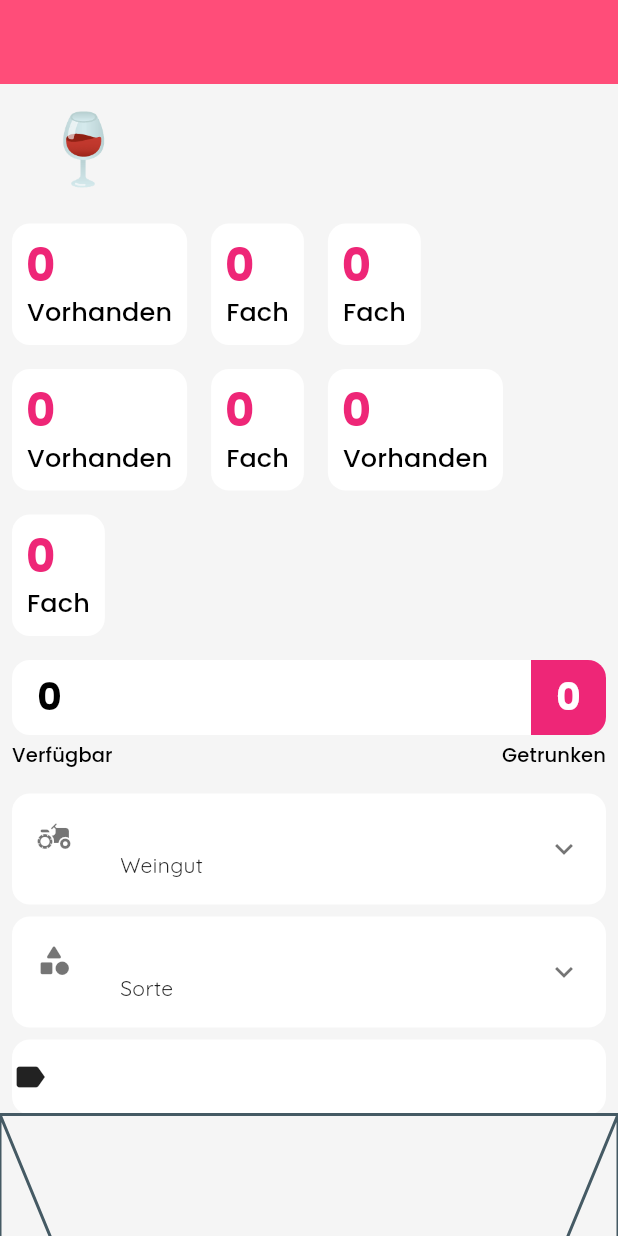
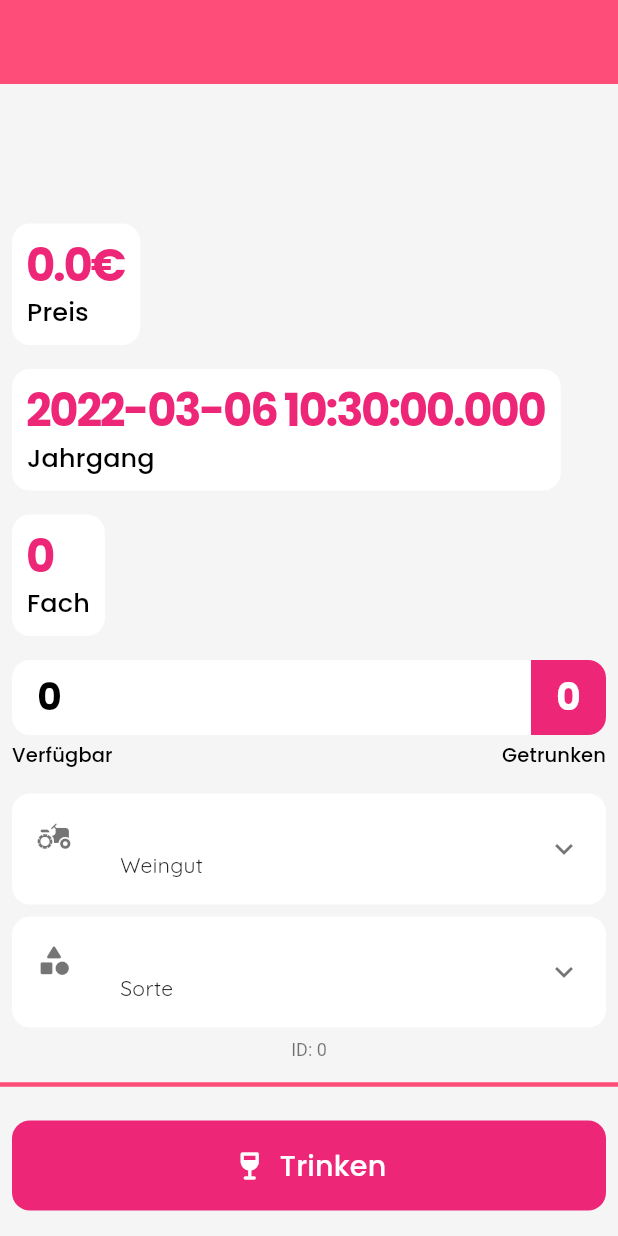
Before and after one commit to felixwollmann/weindb-app, a Flutter app: the WeinPage screen opened directly with empty values, on a phone screen of 412 x 824 dp. Run offline on Flutter 3.47's test engine with Material 2 defaults, Android fonts, the phone set to English and light mode, and no system bars; our stand-ins replace equatable, flutter_bloc, flutter_markdown, google_fonts, hydrated_bloc, shared_preferences; accounts and stored records are empty; network calls fail.

Commit message:
Added ActionButton and cleaned up WeinPage

```diff
--- a/lib/theme/constants.dart
+++ b/lib/theme/constants.dart
@@ -4,9 +4,13 @@ const double kBorderRadius = 12;
 const double kDefaultPadding = 8.0;
 
 /// in milliseconds
+@Deprecated('Use kdAnimation')
 const int kAnimationDuration = 200;
 
 const IconData kiWeinbauer = Icons.agriculture_rounded;
 const IconData kiWein = Icons.wine_bar_rounded;
 const IconData kiRegion = Icons.map_rounded;
 const IconData kiSorte = Icons.category_rounded;
+
+const Duration kdAnimation = Duration(milliseconds: 200);
+const Duration kdActionTimeout = Duration(seconds: 10);
--- a/lib/theme/theme.dart
+++ b/lib/theme/theme.dart
@@ -104,6 +104,8 @@ ThemeData theme(
     onSurface: isDark ? Colors.white : Colors.black,
     onBackground: isDark ? Colors.white : Colors.black,
     onError: Colors.white,
+    tertiary: isDark ? Colors.lightGreen[900] : Colors.lightGreen[700],
+    onTertiary: Colors.white,
   );
 
   // const ColorScheme colorSchemeDark = ColorScheme.dark(
@@ -195,6 +197,10 @@ ThemeData theme(
   );
 
   return ThemeData(
+    dividerTheme: DividerThemeData(
+      color: colorScheme.secondary,
+      thickness: 3,
+    ),
     cardTheme: CardTheme(
       margin: const EdgeInsets.all(0),
       elevation: 0,
--- /dev/null
+++ b/lib/widgets/action_button.dart
@@ -0,0 +1,93 @@
+import 'package:flutter/material.dart';
+import 'package:weindb/theme/constants.dart';
+
+class ActionButton extends StatelessWidget {
+  const ActionButton({
+    Key? key,
+    required this.label,
+    required this.icon,
+    this.state = ActionButtonState.standard,
+    required this.onTap,
+  }) : super(key: key);
+
+  final String label;
+  final IconData icon;
+  final ActionButtonState state;
+  final void Function() onTap;
+
+  @override
+  Widget build(BuildContext context) {
+    var theme = Theme.of(context);
+    var onPrimary = theme.colorScheme.onPrimary;
+    return Padding(
+      padding: const EdgeInsets.all(kDefaultPadding),
+      child: AnimatedContainer(
+        duration: kdAnimation,
+        decoration: BoxDecoration(
+          color: state == ActionButtonState.error
+              ? theme.colorScheme.errorContainer
+              : (state == ActionButtonState.completed)
+                  ? theme.colorScheme.tertiary
+                  : theme.primaryColor,
+          borderRadius: BorderRadius.circular(kBorderRadius),
+        ),
+        height: 60,
+        alignment: Alignment.center,
+        child: Material(
+          type: MaterialType.transparency,
+          child: InkWell(
+            onTap: onTap,
+            borderRadius: BorderRadius.circular(kBorderRadius),
+            child: SizedBox.expand(
+              child: Align(
+                alignment: Alignment.center,
+                child: (state == ActionButtonState.standard)
+                    ? Row(
+                        mainAxisSize: MainAxisSize.min,
+                        children: [
+                          Icon(
+                            icon,
+                            color: theme.colorScheme.onPrimary,
+                          ),
+                          const SizedBox(width: kDefaultPadding),
+                          Text(
+                            label,
+                            style: theme.textTheme.titleLarge!
+                                .copyWith(color: theme.colorScheme.onPrimary),
+                          ),
+                        ],
+                      )
+                    : (state == ActionButtonState.error
+                        ? Row(
+                            mainAxisSize: MainAxisSize.min,
+                            children: [
+                              Icon(
+                                Icons.error,
+                                color: theme.colorScheme.onErrorContainer,
+                              ),
+                              const SizedBox(width: kDefaultPadding),
+                              Text(
+                                'Fehler',
+                                style: theme.textTheme.titleLarge!.copyWith(
+                                    color: theme.colorScheme.onErrorContainer),
+                              ),
+                            ],
+                          )
+                        : (state == ActionButtonState.completed
+                            ? Icon(
+                                Icons.check,
+                                color: theme.colorScheme.onTertiary,
+                              )
+                            : CircularProgressIndicator(
+                                color: onPrimary,
+                              ))),
+              ),
+            ),
+          ),
+        ),
+      ),
+    );
+  }
+}
+
+enum ActionButtonState { standard, loading, error, completed }
--- a/lib/widgets/pages/WeinPage.dart
+++ b/lib/widgets/pages/WeinPage.dart
@@ -1,95 +1,121 @@
+import 'dart:math';
+
 import 'package:flutter/material.dart';
+import 'package:weindb/theme/WeinFarbenUIColor.dart';
 import 'package:weindb/theme/constants.dart';
-import 'package:weindb/widgets/InformationDisplay.dart';
 import 'package:weindb/widgets/expandable_sorte.dart';
 import 'package:weindb/widgets/expandable_weinbauer.dart';
 import 'package:weindb/widgets/wein_availibility_display.dart';
 
 import '../../models/models.dart';
 import '../SmallCard.dart';
+import '../action_button.dart';
 
-class WeinPage extends StatelessWidget {
+class WeinPage extends StatefulWidget {
   const WeinPage({Key? key, required this.weinModel}) : super(key: key);
 
   final WeinModel weinModel;
 
   @override
+  State<WeinPage> createState() => _WeinPageState();
+}
+
+class _WeinPageState extends State<WeinPage> {
+  ActionButtonState drinkingState = ActionButtonState.standard;
+
+  void drink() async {
+    // TODO: replace me with the actual logic
+    // this is just a mock
+
+    setState(() {
+      drinkingState = ActionButtonState.loading;
+    });
+    await Future.delayed(const Duration(seconds: 1));
+    setState(() {
+      drinkingState = Random().nextBool() ? ActionButtonState.completed : ActionButtonState.error;
+    });
+
+    // todo for the actual implementation:
+    // right now, this right here overrides the value, even if the button was pressed again
+    // which is not good
+    await Future.delayed(const Duration(seconds: 10));
+        setState(() {
+      drinkingState = ActionButtonState.standard;
+    });
+  }
+
+  @override
   Widget build(BuildContext context) {
     var theme = Theme.of(context);
-    var cardColor = theme.cardColor;
     var textTheme = theme.textTheme;
 
     return Scaffold(
       body: CustomScrollView(
         slivers: [
           SliverAppBar(
-            title: Text(weinModel.toString()),
+            title: Text('${widget.weinModel}'),
             floating: true,
           ),
           SliverList(
             delegate: SliverChildListDelegate(
               [
                 Padding(
-                  padding: const EdgeInsets.all(8.0),
+                  padding: const EdgeInsets.all(kDefaultPadding),
                   child: Text(
-                    '${weinModel} 🍷',
-                    style: textTheme.headline3,
+                    '${widget.weinModel}',
+                    style: textTheme.headline3!.copyWith(
+                        decoration: TextDecoration.underline,
+                        decorationColor: WeinFarbenUIColor.getColor(
+                            widget.weinModel.sorte.farbe),
+                        decorationThickness: 2),
                   ),
                 ),
                 Wrap(
                   runAlignment: WrapAlignment.spaceBetween,
                   alignment: WrapAlignment.start,
                   children: [
-                    SmallCard(
-                        title: weinModel.anzahl.toString(),
-                        subtitle: 'Vorhanden'),
-                    SmallCard(
-                      title: weinModel.fach.toString(),
-                      subtitle: 'Fach',
-                    ),
-                    // SmallCard(
-                    //     title: weinModel.anzahl.toString(), subtitle: 'Vorhanden'),
-                    SmallCard(
-                      title: weinModel.fach.toString(),
-                      subtitle: 'Fach',
-                    ),
-                    SmallCard(
-                        title: weinModel.anzahl.toString(),
-                        subtitle: 'Vorhanden'),
-                    SmallCard(
-                      title: weinModel.fach.toString(),
-                      subtitle: 'Fach',
-                    ),
-                    SmallCard(
-                        title: weinModel.anzahl.toString(),
-                        subtitle: 'Vorhanden'),
-                    SmallCard(
-                      title: weinModel.fach.toString(),
-                      subtitle: 'Fach',
-                    ),
+                    if (widget.weinModel.preis != null)
+                      SmallCard(
+                          title: '${widget.weinModel.preis!}€',
+                          subtitle: 'Preis'),
+                    if (widget.weinModel.gekauft != null)
+                      SmallCard(
+                        title: '${widget.weinModel.gekauft!}',
+                        subtitle: 'Jahrgang',
+                      ),
+                    if (widget.weinModel.fach != null)
+                      SmallCard(
+                          title: '${widget.weinModel.fach!}', subtitle: 'Fach')
                   ],
                 ),
                 WeinAvailabilityDisplay(
-                    drunken: weinModel.getrunken, available: weinModel.anzahl),
+                  drunken: widget.weinModel.getrunken,
+                  available: widget.weinModel.anzahl,
+                ),
                 const SizedBox(height: kDefaultPadding),
-                if (weinModel.weinbauer != null)
-                  ExpandableWeinbauer(weinbauer: weinModel.weinbauer!),
+                if (widget.weinModel.weinbauer != null)
+                  ExpandableWeinbauer(weinbauer: widget.weinModel.weinbauer!),
                 const SizedBox(height: kDefaultPadding),
-                ExpandableSorte(sorte: weinModel.sorte),
+                ExpandableSorte(sorte: widget.weinModel.sorte),
                 const SizedBox(height: kDefaultPadding),
-                // const SizedBox(height: 100,),
-                InformationDisplay(),
-                Placeholder(
-                  fallbackHeight: 1000,
-                )
-                // Expanded(
-                //   child: Container(
-                //     child: Text(weinModel.anzahl.toString()),
-                //     decoration: BoxDecoration(
-                //       borderRadius: BorderRadius.circular(8),
-                //       color: cardColor,
-                //     ),
-                //   ),
+                Container(
+                  padding: const EdgeInsets.only(
+                      left: kDefaultPadding, right: kDefaultPadding),
+                  alignment: Alignment.center,
+                  child: Text(
+                    'ID: ${widget.weinModel.id}',
+                    style: textTheme.caption,
+                  ),
+                ),
+                const SizedBox(height: kDefaultPadding),
+                const Divider(),
+                const SizedBox(height: kDefaultPadding),
+                ActionButton(
+                  icon: kiWein,
+                  label: 'Trinken',
+                  onTap: drink,
+                  state: drinkingState,
+                ),
                 // ),
               ],
             ),
```
